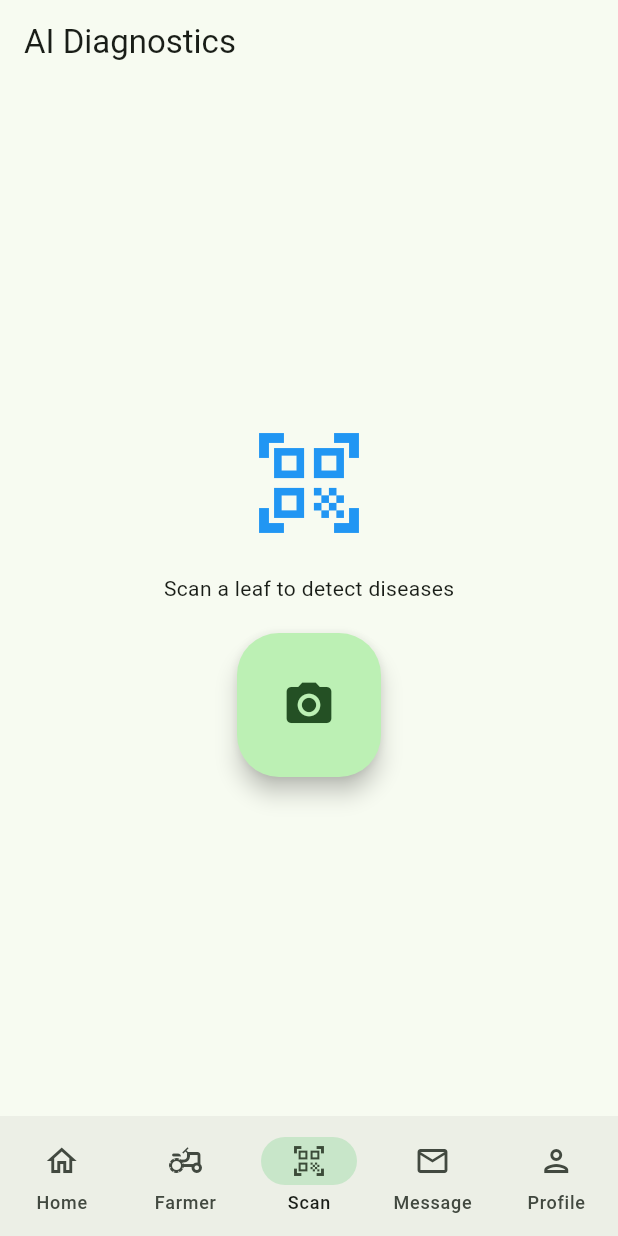
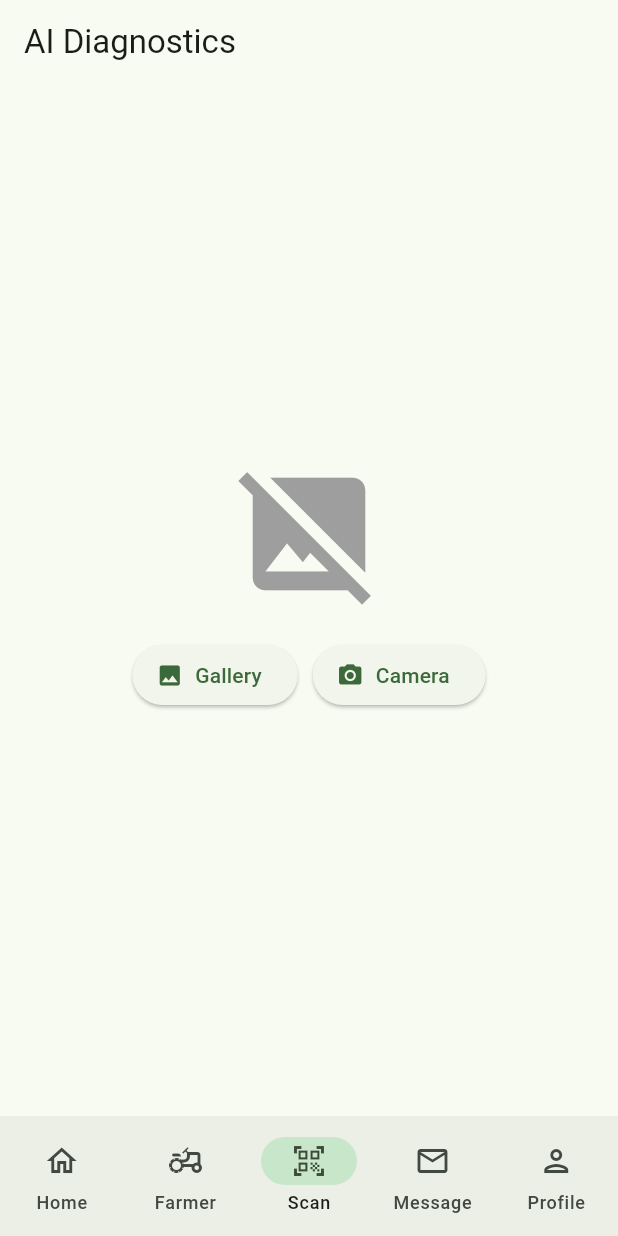
Before and after one commit to JeffTiong1031/KitaAgro, a Flutter app: the MainLayout screen opened directly, on a phone screen of 412 x 824 dp. Run offline on Flutter 3.47's test engine with Material 3 defaults, Android fonts, the phone set to English and light mode, and no system bars; our stand-ins replace firebase_core, flutter_markdown, image_picker; accounts and stored records are empty.

Commit message:
Analysis of pests and nutrients

```diff
--- /dev/null
+++ b/lib/features/Diagnostic/scan_feature.dart
@@ -0,0 +1,143 @@
+import 'package:flutter/material.dart';
+import 'package:image_picker/image_picker.dart';
+import 'dart:io';
+// Make sure this import path matches your folder structure exactly!
+import 'package:kita_agro/features/Diagnostic/analysis_result_screen.dart';
+import 'package:kita_agro/core/services/gemini_api_service.dart';
+
+class ScanFeature extends StatefulWidget {
+  const ScanFeature({Key? key}) : super(key: key);
+
+  @override
+  State<ScanFeature> createState() => _ScanFeatureState();
+}
+
+class _ScanFeatureState extends State<ScanFeature> {
+  File? _selectedImage;
+  bool _isAnalyzing = false;
+  final ImagePicker _picker = ImagePicker();
+
+  // Initialize the service with your API Key
+  final GeminiApiService _apiService = GeminiApiService('AIzaSyAONXuYRzzHalWMopx82Zalefaa2-w5lmU');
+
+  Future<void> _pickImage(ImageSource source) async {
+    final XFile? image = await _picker.pickImage(source: source);
+    if (image != null) {
+      setState(() {
+        _selectedImage = File(image.path);
+      });
+    }
+  }
+
+  void _processImageForAnalysis(File pickedFile, bool userWantsPestDetection) async {
+    setState(() {
+      _isAnalyzing = true;
+    });
+
+    String mode = userWantsPestDetection ? "pest" : "nutrient";
+
+    // Call the API
+    String? result = await _apiService.analyzeImage(
+      pickedFile.path,
+      mode,
+    );
+
+    setState(() {
+      _isAnalyzing = false;
+    });
+
+    if (result != null && mounted) {
+      // If result starts with "Error", show a Snackbar instead of the new screen
+      if (result.startsWith("Error")) {
+         ScaffoldMessenger.of(context).showSnackBar(
+          SnackBar(
+            content: Text(result),
+            backgroundColor: Colors.red,
+            duration: const Duration(seconds: 5),
+          ),
+        );
+      } else {
+        // Success! Go to results.
+        Navigator.push(
+          context,
+          MaterialPageRoute(
+            builder: (context) => AnalysisResultScreen(
+              imageFile: pickedFile,
+              analysisText: result,
+              isPestMode: userWantsPestDetection,
+            ),
+          ),
+        );
+      }
+    }
+  }
+
+  @override
+  Widget build(BuildContext context) {
+    return Scaffold(
+      appBar: AppBar(title: const Text('AI Diagnostics')),
+      body: _isAnalyzing
+          ? const Center(
+              child: Column(
+                mainAxisAlignment: MainAxisAlignment.center,
+                children: [
+                  CircularProgressIndicator(color: Colors.green),
+                  SizedBox(height: 20),
+                  Text("Agro AI is analyzing..."),
+                ],
+              ),
+            )
+          : Center(
+              child: Column(
+                mainAxisAlignment: MainAxisAlignment.center,
+                children: [
+                  if (_selectedImage != null)
+                    Image.file(
+                      _selectedImage!,
+                      height: 300,
+                      width: 300,
+                      fit: BoxFit.cover,
+                    )
+                  else
+                    const Icon(Icons.image_not_supported, size: 100, color: Colors.grey),
+
+                  const SizedBox(height: 20),
+
+                  Row(
+                    mainAxisAlignment: MainAxisAlignment.center,
+                    children: [
+                      ElevatedButton.icon(
+                        onPressed: () => _pickImage(ImageSource.gallery),
+                        icon: const Icon(Icons.photo),
+                        label: const Text('Gallery'),
+                      ),
+                      const SizedBox(width: 10),
+                      ElevatedButton.icon(
+                        onPressed: () => _pickImage(ImageSource.camera),
+                        icon: const Icon(Icons.camera_alt),
+                        label: const Text('Camera'),
+                      ),
+                    ],
+                  ),
+
+                  const SizedBox(height: 20),
+
+                  if (_selectedImage != null) ...[
+                    ElevatedButton(
+                      style: ElevatedButton.styleFrom(backgroundColor: Colors.redAccent, foregroundColor: Colors.white),
+                      onPressed: () => _processImageForAnalysis(_selectedImage!, true),
+                      child: const Text('Identify Pests 🐞'),
+                    ),
+                    const SizedBox(height: 10),
+                    ElevatedButton(
+                      style: ElevatedButton.styleFrom(backgroundColor: Colors.green, foregroundColor: Colors.white),
+                      onPressed: () => _processImageForAnalysis(_selectedImage!, false),
+                      child: const Text('Identify Nutrients 🍃'),
+                    ),
+                  ]
+                ],
+              ),
+            ),
+    );
+  }
+}
--- a/lib/main_layout.dart
+++ b/lib/main_layout.dart
@@ -3,7 +3,7 @@ import 'package:flutter/material.dart';
 // Import wrapper screens
 import 'features/Home/home_screen.dart';
 import 'features/Farmer/farmer_screen.dart';
-import 'features/Diagnostic/ai_scan.dart'; // The Scanner
+import 'features/Diagnostic/scan_feature.dart'; // Import the new ScanFeature
 import 'features/Message/message_screen.dart';
 import 'features/Profile/profile_screen.dart';
 
@@ -22,7 +22,7 @@ class _MainLayoutState extends State<MainLayout> {
   final List<Widget> _screens = [
     const HomeScreen(),        // 0 - Home (Planting + Community)
     const FarmerScreen(),      // 1 - Farmer (Rental + Map)
-    const DiagnosticsScreen(), // 2 - Scan
+    const ScanFeature(),       // 2 - Scan
     const MessageScreen(),     // 3 - Message
     const ProfileScreen(),     // 4 - Profile
   ];
--- a/pubspec.yaml
+++ b/pubspec.yaml
@@ -42,8 +42,9 @@ dependencies:
   geolocator: ^14.0.2
   google_generative_ai: ^0.4.7
   url_launcher: ^6.3.1
-  http: ^1.1.0
+  http: ^1.6.0
   csv: ^7.1.0
+  flutter_markdown: ^0.7.7+1
 
 dev_dependencies:
   flutter_test:
```
Also changed, not shown: firepit-log.txt (added, +13 -0 lines), lib/core/services/gemini_api_service.dart (added, +69 -0 lines), lib/features/Diagnostic/analysis_result_screen.dart (added, +104 -0 lines), lib/main.dart (+4 -4 lines), lib/firebase_options.dart, pubspec.lock, 1 other file.
